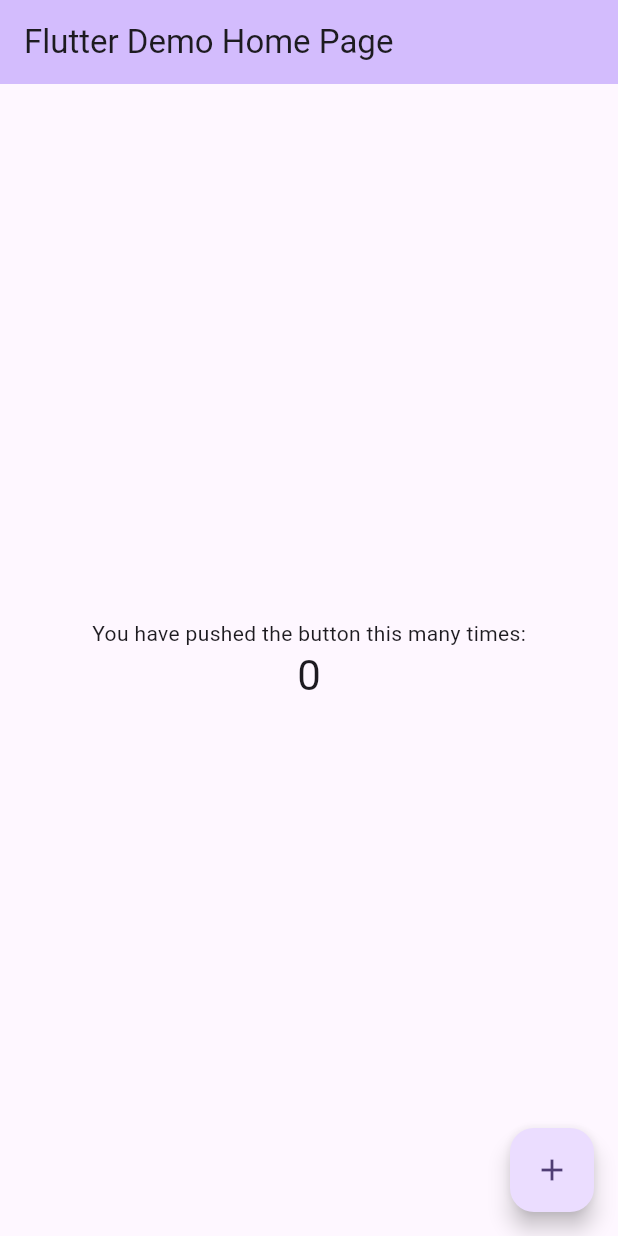
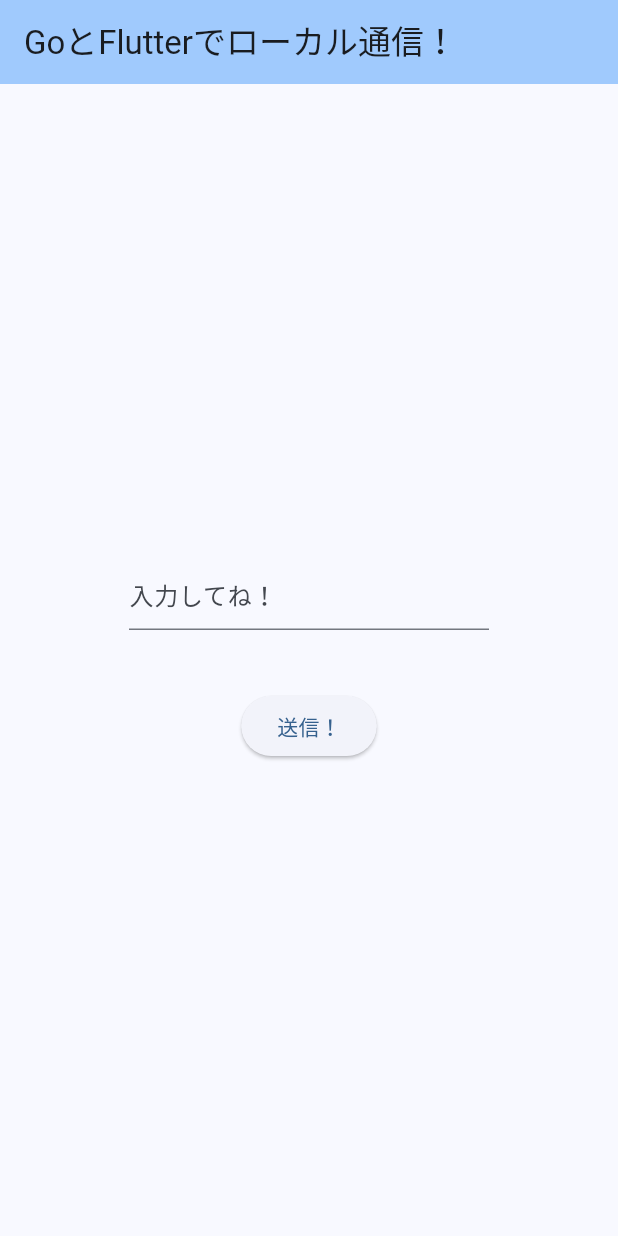
Before and after one commit to Rin-t/PracticeCallAPI, a Flutter app: the screen it shows after launch, on a phone screen of 412 x 824 dp. Run offline on Flutter 3.47's test engine with Material 2 defaults, Android fonts, the phone set to English and light mode, and no system bars.

Commit message:
add: UIの作成

```diff
--- a/lib/main.dart
+++ b/lib/main.dart
@@ -13,25 +13,10 @@ class MyApp extends StatelessWidget {
     return MaterialApp(
       title: 'Flutter Demo',
       theme: ThemeData(
-        // This is the theme of your application.
-        //
-        // TRY THIS: Try running your application with "flutter run". You'll see
-        // the application has a blue toolbar. Then, without quitting the app,
-        // try changing the seedColor in the colorScheme below to Colors.green
-        // and then invoke "hot reload" (save your changes or press the "hot
-        // reload" button in a Flutter-supported IDE, or press "r" if you used
-        // the command line to start the app).
-        //
-        // Notice that the counter didn't reset back to zero; the application
-        // state is not lost during the reload. To reset the state, use hot
-        // restart instead.
-        //
-        // This works for code too, not just values: Most code changes can be
-        // tested with just a hot reload.
-        colorScheme: ColorScheme.fromSeed(seedColor: Colors.deepPurple),
+        colorScheme: ColorScheme.fromSeed(seedColor: Colors.blue),
         useMaterial3: true,
       ),
-      home: const MyHomePage(title: 'Flutter Demo Home Page'),
+      home: const MyHomePage(title: 'GoとFlutterでローカル通信！'),
     );
   }
 }
@@ -55,70 +40,37 @@ class MyHomePage extends StatefulWidget {
 }
 
 class _MyHomePageState extends State<MyHomePage> {
-  int _counter = 0;
 
-  void _incrementCounter() {
-    setState(() {
-      // This call to setState tells the Flutter framework that something has
-      // changed in this State, which causes it to rerun the build method below
-      // so that the display can reflect the updated values. If we changed
-      // _counter without calling setState(), then the build method would not be
-      // called again, and so nothing would appear to happen.
-      _counter++;
-    });
+  void updateText() {
+    print('Button clicked!');
   }
 
   @override
   Widget build(BuildContext context) {
-    // This method is rerun every time setState is called, for instance as done
-    // by the _incrementCounter method above.
-    //
-    // The Flutter framework has been optimized to make rerunning build methods
-    // fast, so that you can just rebuild anything that needs updating rather
-    // than having to individually change instances of widgets.
     return Scaffold(
       appBar: AppBar(
-        // TRY THIS: Try changing the color here to a specific color (to
-        // Colors.amber, perhaps?) and trigger a hot reload to see the AppBar
-        // change color while the other colors stay the same.
         backgroundColor: Theme.of(context).colorScheme.inversePrimary,
-        // Here we take the value from the MyHomePage object that was created by
-        // the App.build method, and use it to set our appbar title.
         title: Text(widget.title),
       ),
       body: Center(
-        // Center is a layout widget. It takes a single child and positions it
-        // in the middle of the parent.
         child: Column(
-          // Column is also a layout widget. It takes a list of children and
-          // arranges them vertically. By default, it sizes itself to fit its
-          // children horizontally, and tries to be as tall as its parent.
-          //
-          // Column has various properties to control how it sizes itself and
-          // how it positions its children. Here we use mainAxisAlignment to
-          // center the children vertically; the main axis here is the vertical
-          // axis because Columns are vertical (the cross axis would be
-          // horizontal).
-          //
-          // TRY THIS: Invoke "debug painting" (choose the "Toggle Debug Paint"
-          // action in the IDE, or press "p" in the console), to see the
-          // wireframe for each widget.
-          mainAxisAlignment: MainAxisAlignment.center,
-          children: <Widget>[
-            const Text(
-              'You have pushed the button this many times:',
+            mainAxisAlignment: MainAxisAlignment.center,
+            children: [
+            Container(
+              width: 240,
+              child: const TextField(
+                decoration: InputDecoration(
+                    hintText: "入力してね！"
+                ),
+              ),
             ),
-            Text(
-              '$_counter',
-              style: Theme.of(context).textTheme.headlineMedium,
-            ),
-          ],
-        ),
-      ),
-      floatingActionButton: FloatingActionButton(
-        onPressed: _incrementCounter,
-        tooltip: 'Increment',
-        child: const Icon(Icons.add),
+            SizedBox(height: 40),
+            ElevatedButton(
+              onPressed: updateText,
+              child: Text("送信！"),
+            )
+          ]
+        )
       ), // This trailing comma makes auto-formatting nicer for build methods.
     );
   }
```
